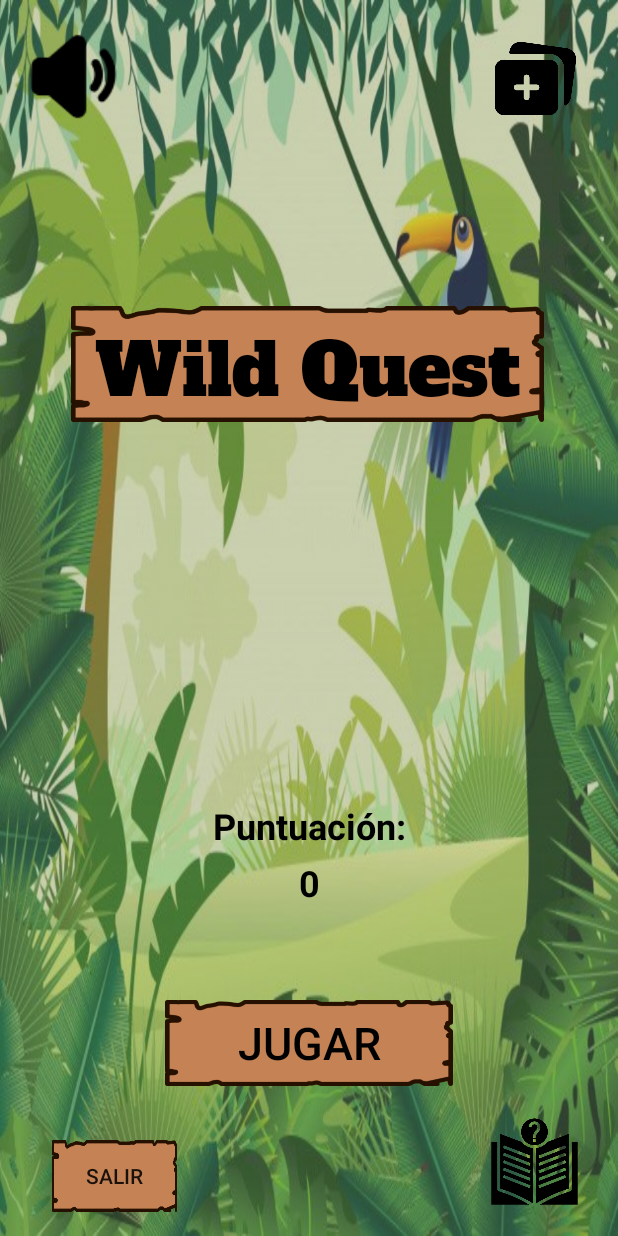
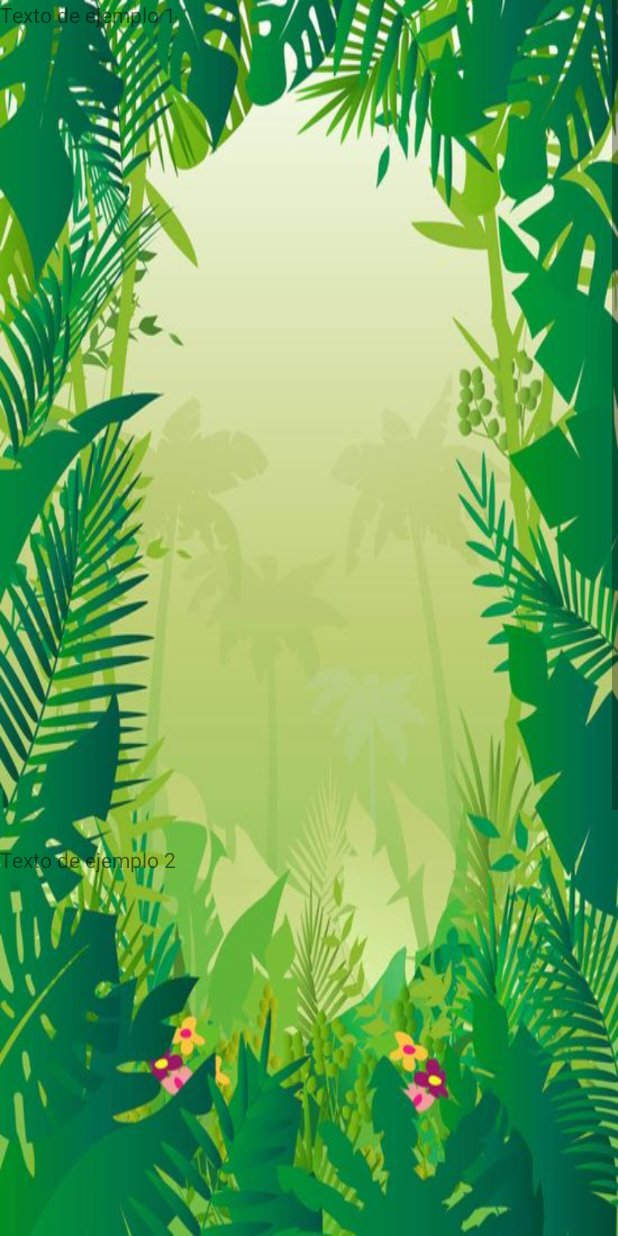
Before and after one commit to Z4RCO/Practica1Moviles, an Android app: the screen it shows after launch (MainActivity before the commit, ManualActivity after it), after a tap on "Manual", on a phone screen of 412 x 824 dp. Run offline under Robolectric (Android 15) with nearby library versions, the phone set to English and light mode, and no system bars.

Commit message:
iconos main

```diff
--- a/app/src/main/java/com/example/practica1/MainActivity.java
+++ b/app/src/main/java/com/example/practica1/MainActivity.java
@@ -103,6 +103,20 @@ public class MainActivity extends AppCompatActivity {
         }
     }
 
+    /*
+    * Entrar en el Manual
+     */
+
+    public void Manual(View view){
+
+        ActivityOptions options = ActivityOptions.makeSceneTransitionAnimation(this);
+        Intent intent = new Intent(this, ManualActivity.class);
+        intent.putExtra("musica",activo);
+        if(musica.isPlaying())musica.pause();
+        startActivity(intent, options.toBundle());
+
+    }
+
     /**
      * Si pulsas el botón de atrás en el menú se cierra la App
      */
--- /dev/null
+++ b/app/src/main/java/com/example/practica1/ManualActivity.java
@@ -0,0 +1,18 @@
+package com.example.practica1;
+
+import androidx.appcompat.app.AppCompatActivity;
+
+import android.os.Bundle;
+import android.widget.LinearLayout;
+import android.widget.ScrollView;
+import android.widget.TextView;
+
+public class ManualActivity extends AppCompatActivity {
+
+    @Override
+    protected void onCreate(Bundle savedInstanceState) {
+        super.onCreate(savedInstanceState);
+        setContentView(R.layout.activity_manual);
+
+    }
+}
--- a/app/src/main/res/layout/activity_main.xml
+++ b/app/src/main/res/layout/activity_main.xml
@@ -130,7 +130,7 @@
         android:adjustViewBounds="true"
         android:background="#00FFFFFF"
         android:contentDescription="@string/buttonManual"
-        android:onClick="volver"
+        android:onClick="Manual"
         android:scaleType="centerInside"
         android:src="@drawable/conocimiento"
         app:layout_constraintBottom_toBottomOf="parent"
--- /dev/null
+++ b/app/src/main/res/layout/activity_manual.xml
@@ -0,0 +1,26 @@
+<?xml version="1.0" encoding="utf-8"?>
+<ScrollView xmlns:android="http://schemas.android.com/apk/res/android"
+    android:layout_width="match_parent"
+    android:layout_height="match_parent"
+    android:background="@drawable/preguntas">
+
+    <LinearLayout
+        android:layout_width="match_parent"
+        android:layout_height="wrap_content"
+        android:orientation="vertical">
+
+        <!-- Agrega contenido, como TextViews -->
+        <TextView
+            android:layout_width="323dp"
+            android:layout_height="563dp"
+            android:text="Texto de ejemplo 1" />
+
+        <TextView
+            android:layout_width="395dp"
+            android:layout_height="693dp"
+            android:text="Texto de ejemplo 2" />
+
+        <!-- Agrega más elementos según sea necesario -->
+
+    </LinearLayout>
+</ScrollView>
```
Also changed, not shown: app/src/main/AndroidManifest.xml (+7 -4 lines), app/src/main/java/com/example/practica1/Pregunta1.java (+10 -3 lines), app/src/main/res/values/strings.xml (+0 -7 lines).
